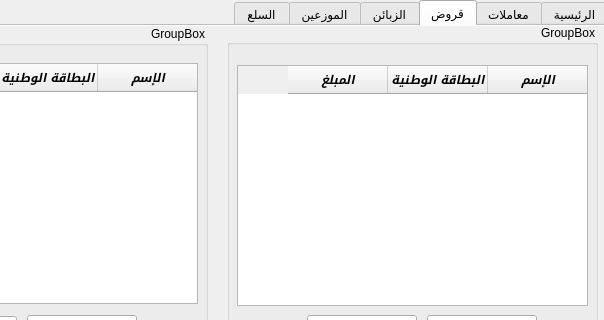
The window that home.ui (YassineBaghdadi/stock-management-V2) describes before a commit, drawn with Qt 5; both pictures show x 173 to 777 and y 0 to 320 of the 777 by 459 pixel window.
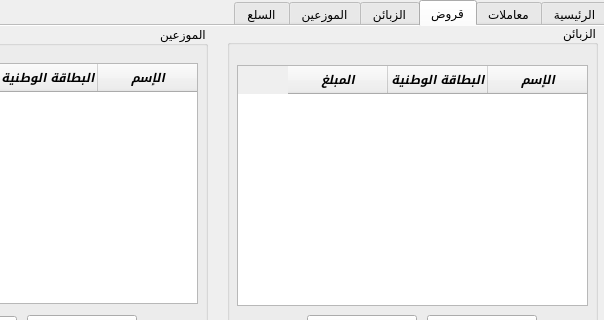
The same window after the commit. The open tabs and pages were chosen to show the change. Icons and pictures are not drawn.

Commit message: add setting window

Diff of the .ui file:
```diff
--- a/home.ui
+++ b/home.ui
@@ -2952,7 +2952,7 @@
       </rect>
      </property>
      <property name="title">
-      <string>GroupBox</string>
+      <string>الزبائن</string>
      </property>
      <widget class="QTableWidget" name="C_kridi_table">
       <property name="geometry">
@@ -3040,7 +3040,7 @@
       </rect>
      </property>
      <property name="title">
-      <string>GroupBox</string>
+      <string>الموزعين</string>
      </property>
      <widget class="QPushButton" name="pay_kridi_btn">
       <property name="geometry">
```
The commit also changes 5 other files.
